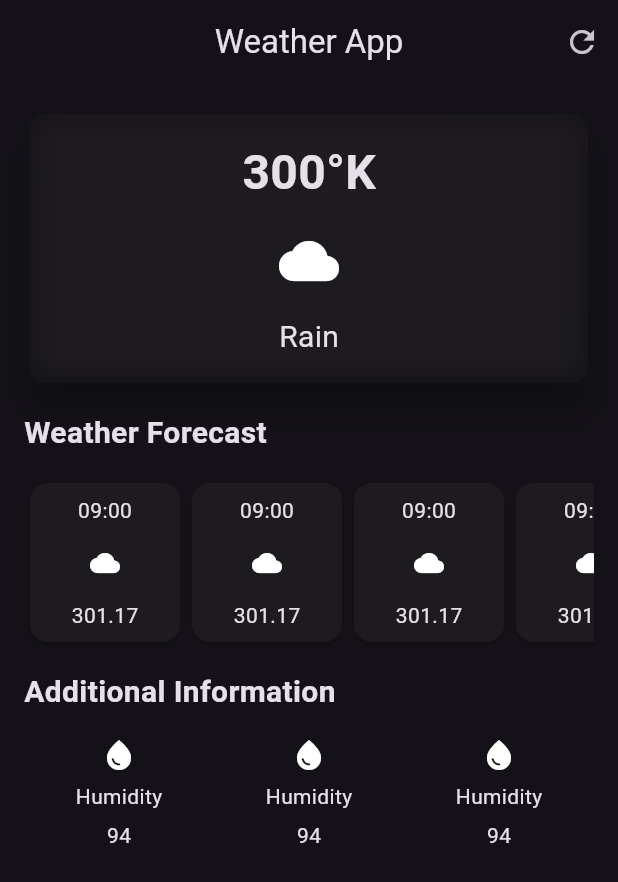
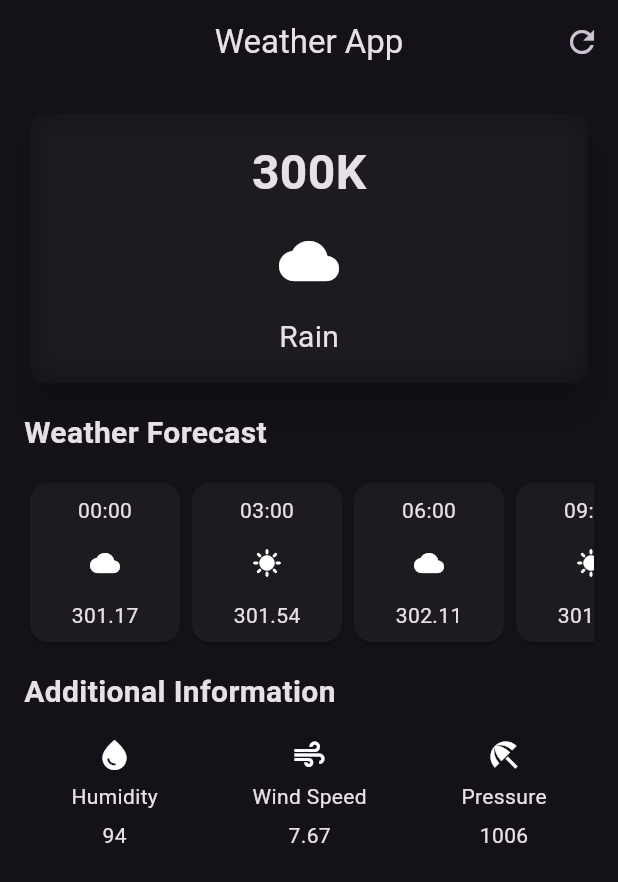
Before and after one commit to ahnafrs/Weather-App, a Flutter app: the screen it shows after launch, on a phone screen of 412 x 824 dp. Shown: the top 882 px of the screen. Run offline on Flutter 3.47's test engine with Material 2 defaults, Android fonts, the phone set to English and light mode, and no system bars.

Commit message:
Informantion add dynamically.

```diff
--- a/weather_update/lib/additional_information.dart
+++ b/weather_update/lib/additional_information.dart
@@ -1,26 +1,28 @@
 import 'package:flutter/material.dart';
 
-class AdditionalInformation extends StatefulWidget {
-  const AdditionalInformation({super.key});
+class AdditionalInformation extends StatelessWidget {
+  final IconData icon;
+  final String label;
+  final String value;
+  const AdditionalInformation(
+      {super.key,
+      required this.icon,
+      required this.label,
+      required this.value});
 
-  @override
-  State<AdditionalInformation> createState() => _AdditionalInformationState();
-}
-
-class _AdditionalInformationState extends State<AdditionalInformation> {
   @override
   Widget build(BuildContext context) {
     return Column(
       children: [
-        Icon(Icons.water_drop),
+        Icon(icon),
         SizedBox(
           height: 6,
         ),
-        Text("Humidity"),
+        Text(label),
         SizedBox(
           height: 6,
         ),
-        Text("94"),
+        Text(value),
       ],
     );
   }
--- a/weather_update/lib/hourly_forecast.dart
+++ b/weather_update/lib/hourly_forecast.dart
@@ -1,7 +1,11 @@
 import 'package:flutter/material.dart';
 
 class HourlyForecast extends StatelessWidget {
-  const HourlyForecast({super.key});
+  final String time;
+  final IconData icon;
+  final String value;
+  const HourlyForecast(
+      {super.key, required this.time, required this.icon, required this.value});
 
   @override
   Widget build(BuildContext context) {
@@ -15,20 +19,20 @@ class HourlyForecast extends StatelessWidget {
         child: Column(
           children: [
             Text(
-              "09:00",
+              time,
               style: TextStyle(),
             ),
             SizedBox(
               height: 15,
             ),
             Icon(
-              Icons.cloud,
+              icon,
               size: 20,
             ),
             SizedBox(
               height: 15,
             ),
-            Text("301.17")
+            Text(value)
           ],
         ),
       ),
--- a/weather_update/lib/weather_screen.dart
+++ b/weather_update/lib/weather_screen.dart
@@ -43,7 +43,7 @@ class _WeatherScreenState extends State<WeatherScreen> {
                       child: Column(
                         children: [
                           Text(
-                            "300°K",
+                            "300K",
                             style: TextStyle(
                                 fontSize: 32, fontWeight: FontWeight.bold),
                           ),
@@ -84,11 +84,31 @@ class _WeatherScreenState extends State<WeatherScreen> {
               scrollDirection: Axis.horizontal,
               child: Row(
                 children: [
-                  HourlyForecast(),
-                  HourlyForecast(),
-                  HourlyForecast(),
-                  HourlyForecast(),
-                  HourlyForecast(),
+                  HourlyForecast(
+                    time: "00:00",
+                    icon: Icons.cloud,
+                    value: "301.17",
+                  ),
+                  HourlyForecast(
+                    time: "03:00",
+                    icon: Icons.sunny,
+                    value: "301.54",
+                  ),
+                  HourlyForecast(
+                    time: "06:00",
+                    icon: Icons.cloud,
+                    value: "302.11",
+                  ),
+                  HourlyForecast(
+                    time: "09:00",
+                    icon: Icons.sunny,
+                    value: "301.79",
+                  ),
+                  HourlyForecast(
+                    time: "12:00",
+                    icon: Icons.cloud,
+                    value: "301.17",
+                  ),
                 ],
               ),
             ),
@@ -105,9 +125,21 @@ class _WeatherScreenState extends State<WeatherScreen> {
             Row(
               mainAxisAlignment: MainAxisAlignment.spaceAround,
               children: [
-                AdditionalInformation(),
-                AdditionalInformation(),
-                AdditionalInformation(),
+                AdditionalInformation(
+                  icon: Icons.water_drop,
+                  label: "Humidity",
+                  value: "94",
+                ),
+                AdditionalInformation(
+                  icon: Icons.air,
+                  label: "Wind Speed",
+                  value: "7.67",
+                ),
+                AdditionalInformation(
+                  icon: Icons.beach_access,
+                  label: "Pressure",
+                  value: "1006",
+                ),
               ],
             ),
           ],
```
